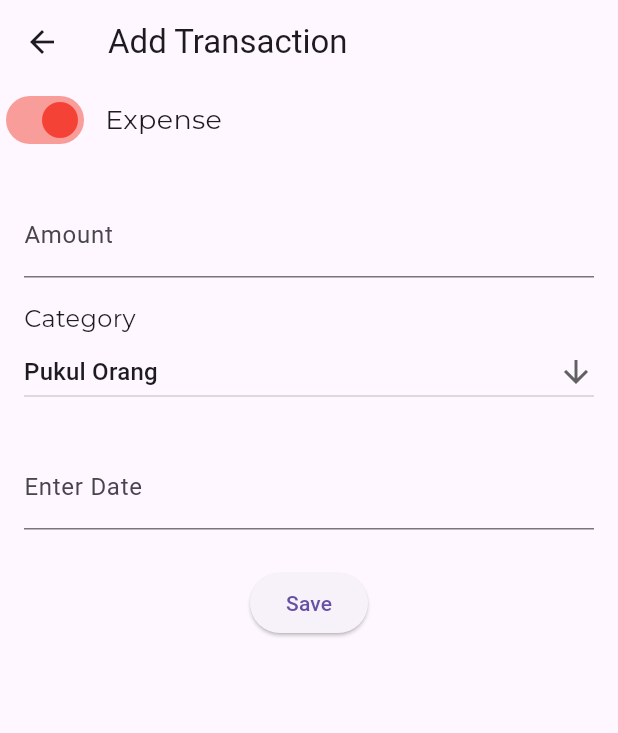
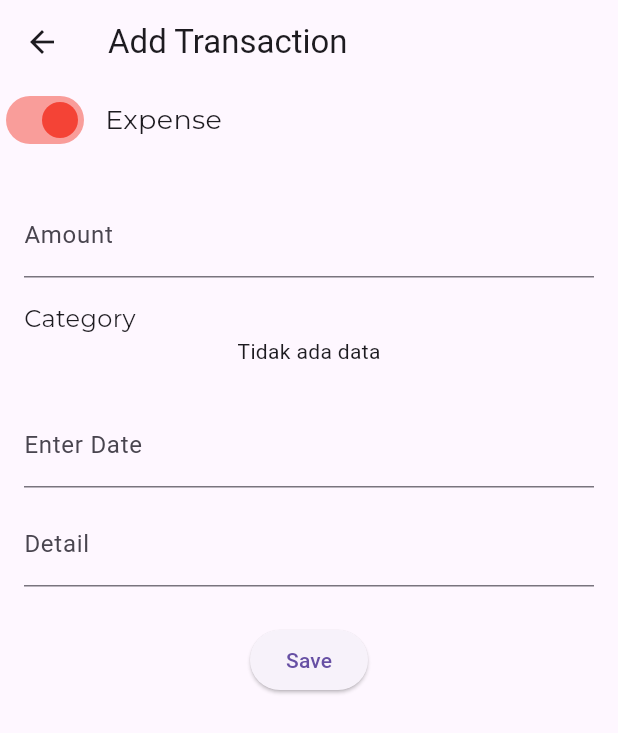
Before and after one commit to Haris2303/App-Uangku, a Flutter app: the TransactionPage screen opened directly, after a tap on "Save", on a phone screen of 412 x 824 dp. Shown: the top 733 px of the screen. Run offline on Flutter 3.47's test engine with Material 3 defaults, Android fonts, the light colour scheme and no system bars; our stand-ins replace drift, google_fonts; missing offline and left inert: calendar_appbar; accounts and stored records are empty; generated files the repository leaves out were written again.

Commit message:
Create insert transactions

```diff
--- a/lib/pages/transaction_page.dart
+++ b/lib/pages/transaction_page.dart
@@ -1,3 +1,4 @@
+import 'package:app_uangku/model/database.dart';
 import 'package:flutter/material.dart';
 import 'package:google_fonts/google_fonts.dart';
 import 'package:intl/intl.dart';
@@ -10,15 +11,29 @@ class TransactionPage extends StatefulWidget {
 }
 
 class _TransactionPageState extends State<TransactionPage> {
+  final AppDb database = AppDb();
   bool isExpense = true;
-  List<String> list = [
-    "Pukul Orang",
-    "Pergi ke Monas",
-    "Jalan ke Black Hole",
-    "Tampar Wibu"
-  ];
-  late String drowDownValue = list.first;
-  TextEditingController dateController = TextEditingController();
+  final TextEditingController dateController = TextEditingController();
+  final TextEditingController amountController = TextEditingController();
+  final TextEditingController detailController = TextEditingController();
+  Category? selectedCategory;
+  late int type = 2;
+
+  Future<void> insert(
+      int amount, DateTime date, String detail, int categoryId) async {
+    // DateTime now = DateTime.now();
+    final row = await database.into(database.transactions).insertReturning(
+        TransactionsCompanion.insert(
+            name: detail,
+            categoryId: categoryId,
+            transactionDate: date,
+            amount: amount));
+    print("Data Transaction Masuk: " + row.toString());
+  }
+
+  Future<List<Category>> getAllCategories(int type) async {
+    return await database.getAllCategoriesRepo(type);
+  }
 
   @override
   Widget build(BuildContext context) {
@@ -38,6 +53,8 @@ class _TransactionPageState extends State<TransactionPage> {
                   onChanged: (bool value) {
                     setState(() {
                       isExpense = value;
+                      type = isExpense ? 2 : 1;
+                      selectedCategory = null;
                     });
                   },
                   inactiveTrackColor: Colors.green[200],
@@ -59,6 +76,7 @@ class _TransactionPageState extends State<TransactionPage> {
             Padding(
               padding: const EdgeInsets.symmetric(horizontal: 16),
               child: TextFormField(
+                controller: amountController,
                 keyboardType: TextInputType.number,
                 decoration: const InputDecoration(
                     border: UnderlineInputBorder(), labelText: "Amount"),
@@ -71,24 +89,54 @@ class _TransactionPageState extends State<TransactionPage> {
                 style: GoogleFonts.montserrat(fontSize: 16),
               ),
             ),
-            Padding(
-              padding: const EdgeInsets.symmetric(horizontal: 16),
-              child: DropdownButton<String>(
-                  isExpanded: true,
-                  value: drowDownValue,
-                  icon: const Icon(Icons.arrow_downward),
-                  items: list.map<DropdownMenuItem<String>>((String value) {
-                    return DropdownMenuItem<String>(
-                        value: value, child: Text(value));
-                  }).toList(),
-                  onChanged: (String? value) {}),
-            ),
+            FutureBuilder<List<Category>>(
+                future: getAllCategories(type),
+                builder: (context, snapshot) {
+                  if (snapshot.connectionState == ConnectionState.waiting) {
+                    return const Center(
+                      child: CircularProgressIndicator(),
+                    );
+                  } else {
+                    if (snapshot.hasData) {
+                      if (snapshot.data!.isNotEmpty) {
+                        return Padding(
+                          padding: const EdgeInsets.symmetric(horizontal: 16),
+                          child: DropdownButton<Category>(
+                              isExpanded: true,
+                              value: (selectedCategory == null)
+                                  ? snapshot.data!.first
+                                  : selectedCategory,
+                              icon: const Icon(Icons.arrow_downward),
+                              items: snapshot.data!
+                                  .map<DropdownMenuItem<Category>>(
+                                      (Category item) {
+                                return DropdownMenuItem<Category>(
+                                    value: item, child: Text(item.name));
+                              }).toList(),
+                              onChanged: (Category? value) {
+                                setState(() {
+                                  selectedCategory = value;
+                                });
+                              }),
+                        );
+                      } else {
+                        return const Center(
+                          child: Text("Tidak ada data"),
+                        );
+                      }
+                    } else {
+                      return const Center(
+                        child: Text("Tidak ada data"),
+                      );
+                    }
+                  }
+                }),
             const SizedBox(
               height: 25,
             ),
             Padding(
               padding: const EdgeInsets.symmetric(horizontal: 16),
-              child: TextField(
+              child: TextFormField(
                 readOnly: true,
                 controller: dateController,
                 decoration: const InputDecoration(labelText: "Enter Date"),
@@ -108,12 +156,27 @@ class _TransactionPageState extends State<TransactionPage> {
                 },
               ),
             ),
-            const SizedBox(
-              height: 25,
+            const SizedBox(height: 10),
+            Padding(
+              padding: const EdgeInsets.symmetric(horizontal: 16),
+              child: TextFormField(
+                controller: detailController,
+                keyboardType: TextInputType.text,
+                decoration: const InputDecoration(
+                    border: UnderlineInputBorder(), labelText: "Detail"),
+              ),
             ),
+            const SizedBox(height: 25),
             Center(
                 child: ElevatedButton(
-              onPressed: () {},
+              onPressed: () {
+                insert(
+                    int.parse(amountController.text),
+                    DateTime.parse(dateController.text),
+                    detailController.text,
+                    selectedCategory!.id);
+                print('Amount : ' + amountController.text);
+              },
               child: const Text("Save"),
             ))
           ],
```
